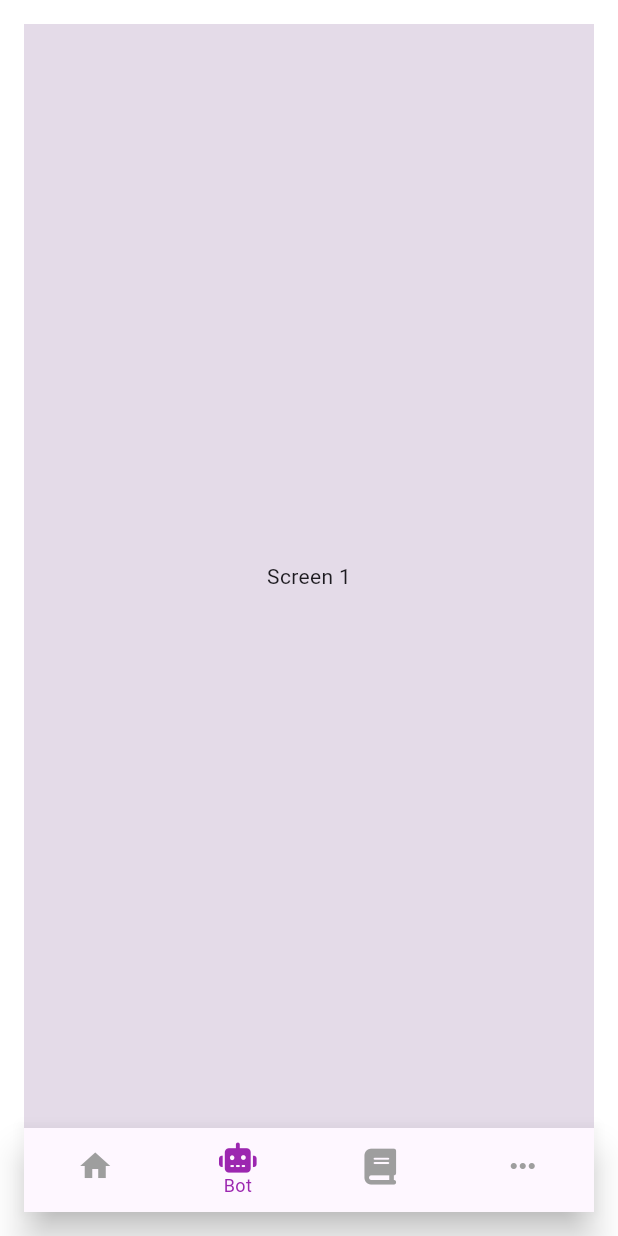
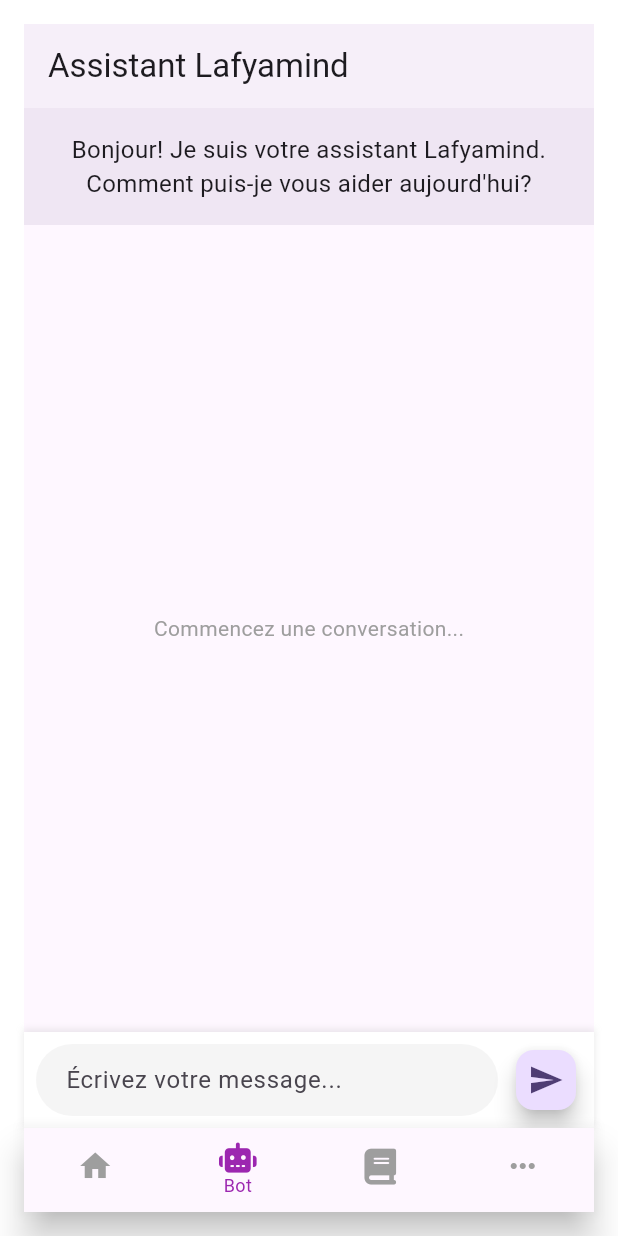
Before and after one commit to feyroozecode/lafyamind_app, a Flutter app: the screen it shows after launch, item 2 of the bottom bar chosen, on a phone screen of 412 x 824 dp. Run offline on Flutter 3.47's test engine with Material 3 defaults, Android fonts, the light colour scheme and no system bars; our stand-ins replace cached_network_image, flutter_dotenv, flutter_riverpod, font_awesome_flutter, hooks_riverpod, riverpod and 2 more; accounts and stored records are empty; generated files the repository leaves out were written again.

Commit message:
adding chatbot screen

```diff
--- /dev/null
+++ b/lib/src/features/home/chatbot/presentation/chatbot_screen.dart
@@ -0,0 +1,248 @@
+import 'package:flutter/material.dart';
+import 'package:hooks_riverpod/hooks_riverpod.dart';
+import 'package:lafyamind_app/src/constants/app_spacing.dart';
+
+import 'package:hooks_riverpod/hooks_riverpod.dart';
+
+class ChatMessagesNotifier extends StateNotifier<List<ChatMessage>> {
+  ChatMessagesNotifier() : super([]);
+
+  void addUserMessage(String text) {
+    state = [...state, ChatMessage(text: text, isUser: true)];
+  }
+
+  void addBotMessage(String text) {
+    state = [...state, ChatMessage(text: text, isUser: false)];
+  }
+
+  void clearMessages() {
+    state = [];
+  }
+}
+
+final chatMessagesProvider = StateNotifierProvider<ChatMessagesNotifier, List<ChatMessage>>((ref) {
+  return ChatMessagesNotifier();
+});
+
+class ChatMessage {
+  final String text;
+  final DateTime timestamp;
+  final bool isUser;
+
+  ChatMessage({
+    required this.text,
+    required this.isUser,
+    DateTime? timestamp,
+  }) : timestamp = timestamp ?? DateTime.now();
+}
+
+class ChatbotScreen extends ConsumerStatefulWidget {
+  const ChatbotScreen({super.key});
+
+  @override
+  ConsumerState<ChatbotScreen> createState() => _ChatbotScreenState();
+}
+
+class _ChatbotScreenState extends ConsumerState<ChatbotScreen> {
+  final TextEditingController _messageController = TextEditingController();
+  final ScrollController _scrollController = ScrollController();
+
+  @override
+  void dispose() {
+    _messageController.dispose();
+    _scrollController.dispose();
+    super.dispose();
+  }
+
+  void _scrollToBottom() {
+    WidgetsBinding.instance.addPostFrameCallback((_) {
+      if (_scrollController.hasClients) {
+        _scrollController.animateTo(
+          _scrollController.position.maxScrollExtent,
+          duration: const Duration(milliseconds: 300),
+          curve: Curves.easeOut,
+        );
+      }
+    });
+  }
+
+  void _sendMessage() {
+    final message = _messageController.text.trim();
+    if (message.isNotEmpty) {
+      ref.read(chatMessagesProvider.notifier).addUserMessage(message);
+      _messageController.clear();
+      _scrollToBottom();
+
+      // Simulate bot response after a short delay
+      Future.delayed(const Duration(seconds: 1), () {
+        ref.read(chatMessagesProvider.notifier).addBotMessage(
+          [
+            "Je suis là pour vous aider. Comment puis-je vous assister aujourd'hui?",
+            "Bonjour! Je suis votre assistant virtuel. Que puis-je faire pour vous?",
+            "Ravi de vous rencontrer! Comment puis-je vous être utile?",
+            "Je suis prêt à vous aider. Quelle est votre question?",
+            "Bienvenue! Je suis à votre écoute. Que souhaitez-vous savoir?"
+          ][DateTime.now().microsecond % 5]);
+        _scrollToBottom();
+      });
+    }
+  }
+
+  @override
+  Widget build(BuildContext context) {
+    final messages = ref.watch(chatMessagesProvider);
+
+    return Scaffold(
+      appBar: AppBar(
+        title: const Text('Assistant Lafyamind'),
+        elevation: 1,
+      ),
+      body: Column(
+        children: [
+          // Welcome message
+          Container(
+            padding: screenPadding,
+            color: Theme.of(context).primaryColor.withOpacity(0.1),
+            child: const Text(
+              'Bonjour! Je suis votre assistant Lafyamind. Comment puis-je vous aider aujourd\'hui?',
+              style: TextStyle(fontSize: 16),
+              textAlign: TextAlign.center,
+            ),
+          ),
+
+          // Chat messages
+          Expanded(
+            child: messages.isEmpty
+                ? const Center(
+                    child: Text(
+                      'Commencez une conversation...',
+                      style: TextStyle(color: Colors.grey),
+                    ),
+                  )
+                : ListView.builder(
+                    controller: _scrollController,
+                    padding: screenPadding,
+                    itemCount: messages.length,
+                    itemBuilder: (context, index) {
+                      final message = messages[index];
+                      return _ChatMessageBubble(message: message);
+                    },
+                  ),
+          ),
+
+          // Input area
+          Container(
+            padding: const EdgeInsets.all(8.0),
+            decoration: BoxDecoration(
+              color: Colors.white,
+              boxShadow: [
+                BoxShadow(
+                  color: Colors.grey.withOpacity(0.2),
+                  spreadRadius: 1,
+                  blurRadius: 3,
+                  offset: const Offset(0, -1),
+                ),
+              ],
+            ),
+            child: Row(
+              children: [
+                Expanded(
+                  child: TextField(
+                    controller: _messageController,
+                    decoration: InputDecoration(
+                      hintText: 'Écrivez votre message...',
+                      border: OutlineInputBorder(
+                        borderRadius: BorderRadius.circular(24),
+                        borderSide: BorderSide.none,
+                      ),
+                      filled: true,
+                      fillColor: Colors.grey.shade100,
+                      contentPadding: const EdgeInsets.symmetric(
+                        horizontal: 16,
+                        vertical: 8,
+                      ),
+                    ),
+                    textCapitalization: TextCapitalization.sentences,
+                    onSubmitted: (_) => _sendMessage(),
+                  ),
+                ),
+                const SizedBox(width: 8),
+                FloatingActionButton(
+                  onPressed: _sendMessage,
+                  mini: true,
+                  child: const Icon(Icons.send),
+                ),
+              ],
+            ),
+          ),
+        ],
+      ),
+    );
+  }
+}
+
+class _ChatMessageBubble extends StatelessWidget {
+  final ChatMessage message;
+
+  const _ChatMessageBubble({required this.message});
+
+  @override
+  Widget build(BuildContext context) {
+    final isUser = message.isUser;
+
+    return Padding(
+      padding: const EdgeInsets.symmetric(vertical: 4.0),
+      child: Row(
+        mainAxisAlignment: isUser ? MainAxisAlignment.end : MainAxisAlignment.start,
+        crossAxisAlignment: CrossAxisAlignment.start,
+        children: [
+          if (!isUser) _buildAvatar(),
+          const SizedBox(width: 8),
+          Flexible(
+            child: Container(
+              padding: const EdgeInsets.symmetric(horizontal: 16, vertical: 10),
+              decoration: BoxDecoration(
+                color: isUser
+                    ? Theme.of(context).primaryColor
+                    : Colors.grey.shade200,
+                borderRadius: BorderRadius.circular(18),
+              ),
+              child: Text(
+                message.text,
+                style: TextStyle(
+                  color: isUser ? Colors.white : Colors.black87,
+                ),
+              ),
+            ),
+          ),
+          const SizedBox(width: 8),
+          if (isUser) _buildUserAvatar(),
+        ],
+      ),
+    );
+  }
+
+  Widget _buildAvatar() {
+    return const CircleAvatar(
+      radius: 16,
+      backgroundColor: Colors.blue,
+      child: Icon(
+        Icons.psychology,
+        color: Colors.white,
+        size: 18,
+      ),
+    );
+  }
+
+  Widget _buildUserAvatar() {
+    return const CircleAvatar(
+      radius: 16,
+      backgroundColor: Colors.green,
+      child: Icon(
+        Icons.person,
+        color: Colors.white,
+        size: 18,
+      ),
+    );
+  }
+}
--- a/lib/src/features/home/core/presentation/home_screen.dart
+++ b/lib/src/features/home/core/presentation/home_screen.dart
@@ -1,6 +1,7 @@
 import 'package:flutter/material.dart';
 import 'package:font_awesome_flutter/font_awesome_flutter.dart';
 import 'package:lafyamind_app/src/constants/app_spacing.dart';
+import 'package:lafyamind_app/src/features/home/chatbot/presentation/chatbot_screen.dart';
 import 'package:lafyamind_app/src/features/home/core/presentation/widgets/home_widget.dart';
 
 import '../../../../constants/app_colors.dart';
@@ -19,7 +20,9 @@ class _HomeScreenState extends State<HomeScreen> {
       4,
       (int i) => i == 0
           ? const HomeWidget()
-          : SizedBox(
+          : i == 1 ?
+           const ChatbotScreen() :
+          SizedBox(
               child: Center(
                 child: Text("Screen $i"),
               ),
```
Also changed, not shown: lib/src/features/home/chatbot/presentation/providers/chat_provider.dart (added).
